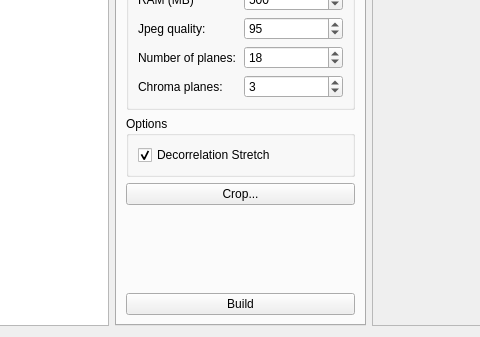
This is relight/rtiexport.ui in cnr-isti-vclab/relight as Qt 5 draws it before an edit; both pictures show x 474 to 954 and y 332 to 669 of the 1157 by 669 pixel window. The edited form follows.
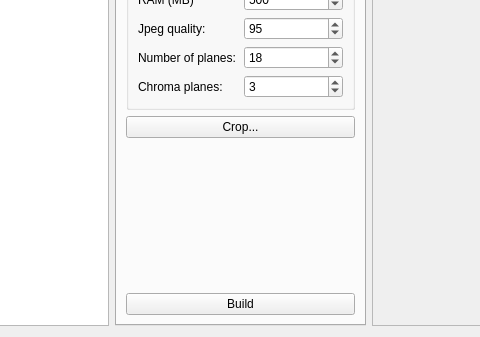
This is the edited form. Icons and pictures are not drawn. Custom widgets are drawn as their Qt base class.

```diff
--- a/relight/rtiexport.ui
+++ b/relight/rtiexport.ui
@@ -241,28 +241,6 @@
          </layout>
         </widget>
        </item>
-       <item>
-        <widget class="QGroupBox" name="verticalGroupBox">
-         <property name="title">
-          <string>Options</string>
-         </property>
-         <layout class="QVBoxLayout" name="verticalLayout_5">
-          <item>
-           <widget class="QCheckBox" name="chkDStretch">
-            <property name="text">
-             <string>Decorrelation Stretch</string>
-            </property>
-            <property name="checked">
-             <bool>true</bool>
-            </property>
-            <property name="tristate">
-             <bool>false</bool>
-            </property>
-           </widget>
-          </item>
-         </layout>
-        </widget>
-       </item>
        <item>
         <widget class="QPushButton" name="crop">
          <property name="text">
```
